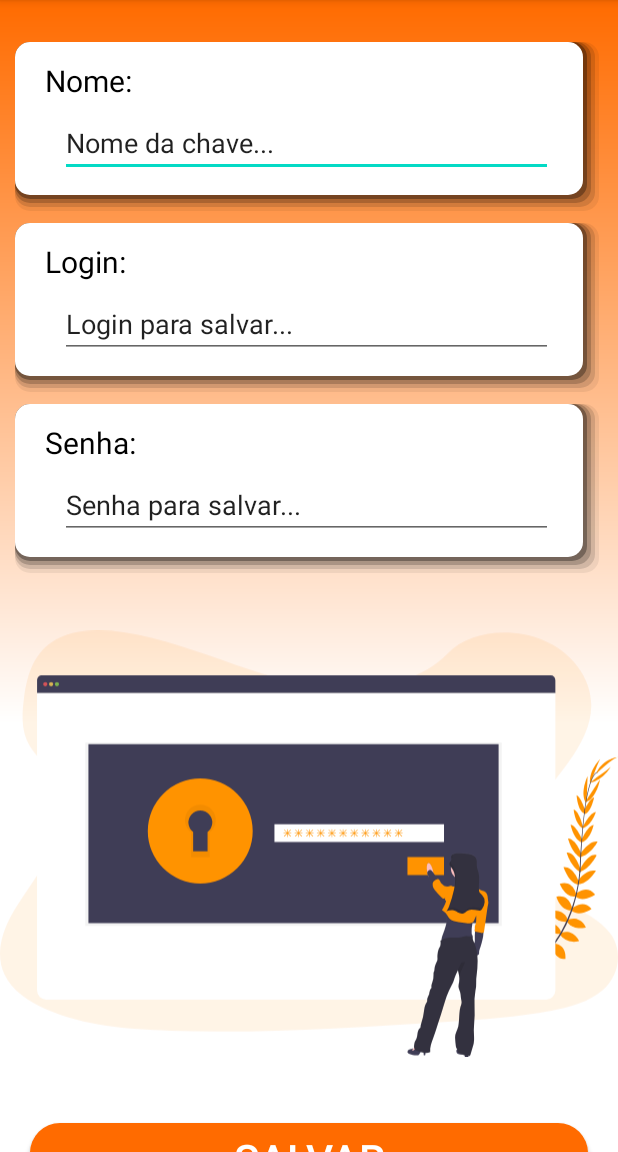
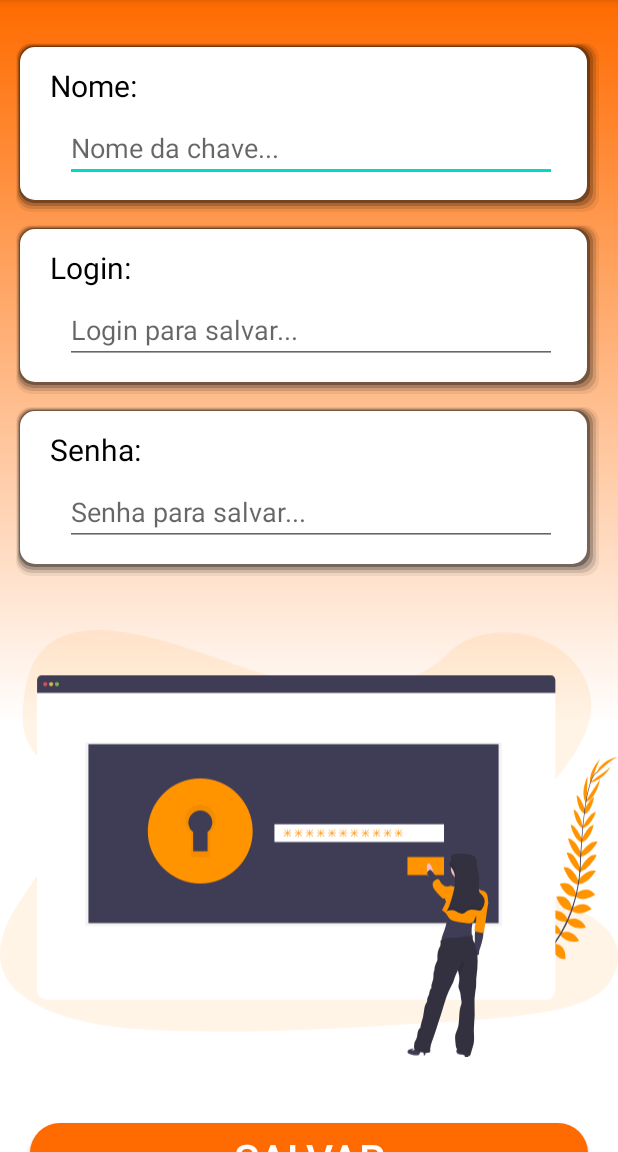
Before and after one commit to Samuel-Ricardo/keyword, an Android app: the screen it shows after launch (CreateKeyActivity), on a phone screen of 412 x 824 dp, the part 84-1236 px from its top. Run offline under Robolectric (Android 15) with nearby library versions, the phone set to English and light mode, and no system bars.

Commit message:
Update - View (App)

```diff
--- a/app/src/main/res/drawable/background_shadow.xml
+++ b/app/src/main/res/drawable/background_shadow.xml
@@ -5,9 +5,9 @@
         <shape android:shape="rectangle">
             <padding
                 android:bottom="3dp"
-                android:left="0dp"
+                android:left="1dp"
                 android:right="3dp"
-                android:top="0dp" />
+                android:top="1dp" />
             <solid android:color="#00000000" />
             <corners android:radius="10dp" />
         </shape>
@@ -15,10 +15,10 @@
     <item>
         <shape android:shape="rectangle">
             <padding
-                android:bottom="3dp"
-                android:left="0dp"
-                android:right="3dp"
-                android:top="0dp" />
+                android:bottom="2dp"
+                android:left="1dp"
+                android:right="2dp"
+                android:top="1dp" />
             <solid android:color="#10000000" />
             <corners android:radius="10dp" />
         </shape>
@@ -26,10 +26,10 @@
     <item>
         <shape android:shape="rectangle">
             <padding
-                android:bottom="3dp"
-                android:left="0dp"
-                android:right="3dp"
-                android:top="0dp" />
+                android:bottom="2dp"
+                android:left="1dp"
+                android:right="2dp"
+                android:top="1dp"  />
             <solid android:color="#20000000" />
             <corners android:radius="10dp" />
         </shape>
@@ -37,10 +37,10 @@
     <item>
         <shape android:shape="rectangle">
             <padding
-                android:bottom="3dp"
-                android:left="0dp"
-                android:right="3dp"
-                android:top="0dp" />
+                android:bottom="2dp"
+                android:left="1dp"
+                android:right="2dp"
+                android:top="1dp"  />
             <solid android:color="#30000000" />
             <corners android:radius="10dp" />
         </shape>
@@ -48,10 +48,10 @@
     <item>
         <shape android:shape="rectangle">
             <padding
-                android:bottom="3dp"
-                android:left="0dp"
-                android:right="3dp"
-                android:top="0dp" />
+                android:bottom="2dp"
+                android:left="1dp"
+                android:right="2dp"
+                android:top="1dp"  />
             <solid android:color="#50000000" />
             <corners android:radius="10dp" />
         </shape>
--- a/app/src/main/res/layout/create_key.xml
+++ b/app/src/main/res/layout/create_key.xml
@@ -66,7 +66,7 @@
             android:layout_marginBottom="2dp"
             android:ems="10"
             android:inputType="textPersonName"
-            android:text="Nome da chave..."
+            android:hint="Nome da chave..."
             app:layout_constraintBottom_toBottomOf="parent"
             app:layout_constraintEnd_toEndOf="parent"
             app:layout_constraintStart_toStartOf="parent"
@@ -114,7 +114,7 @@
             android:layout_marginBottom="2dp"
             android:ems="10"
             android:inputType="textPersonName"
-            android:text="Login para salvar..."
+            android:hint="Login para salvar..."
             app:layout_constraintBottom_toBottomOf="parent"
             app:layout_constraintEnd_toEndOf="parent"
             app:layout_constraintStart_toStartOf="parent"
@@ -160,7 +160,7 @@
             android:layout_marginBottom="2dp"
             android:ems="10"
             android:inputType="textPersonName"
-            android:text="Senha para salvar..."
+            android:hint="Senha para salvar..."
             app:layout_constraintBottom_toBottomOf="parent"
             app:layout_constraintEnd_toEndOf="parent"
             app:layout_constraintStart_toStartOf="parent"
--- a/app/src/main/res/layout/key_list.xml
+++ b/app/src/main/res/layout/key_list.xml
@@ -1,7 +1,11 @@
 <?xml version="1.0" encoding="utf-8"?>
-<androidx.constraintlayout.widget.ConstraintLayout xmlns:android="http://schemas.android.com/apk/res/android"
+<ScrollView xmlns:android="http://schemas.android.com/apk/res/android"
     xmlns:app="http://schemas.android.com/apk/res-auto"
     xmlns:tools="http://schemas.android.com/tools"
+    android:layout_width="match_parent"
+    android:layout_height="match_parent"
+    >
+<androidx.constraintlayout.widget.ConstraintLayout
     android:background="@drawable/bottom_gradient"
     android:layout_width="match_parent"
     android:layout_height="match_parent">
@@ -116,3 +120,4 @@
         app:layout_constraintTop_toTopOf="@+id/toolbar" />
 
 </androidx.constraintlayout.widget.ConstraintLayout>
+</ScrollView>
```
